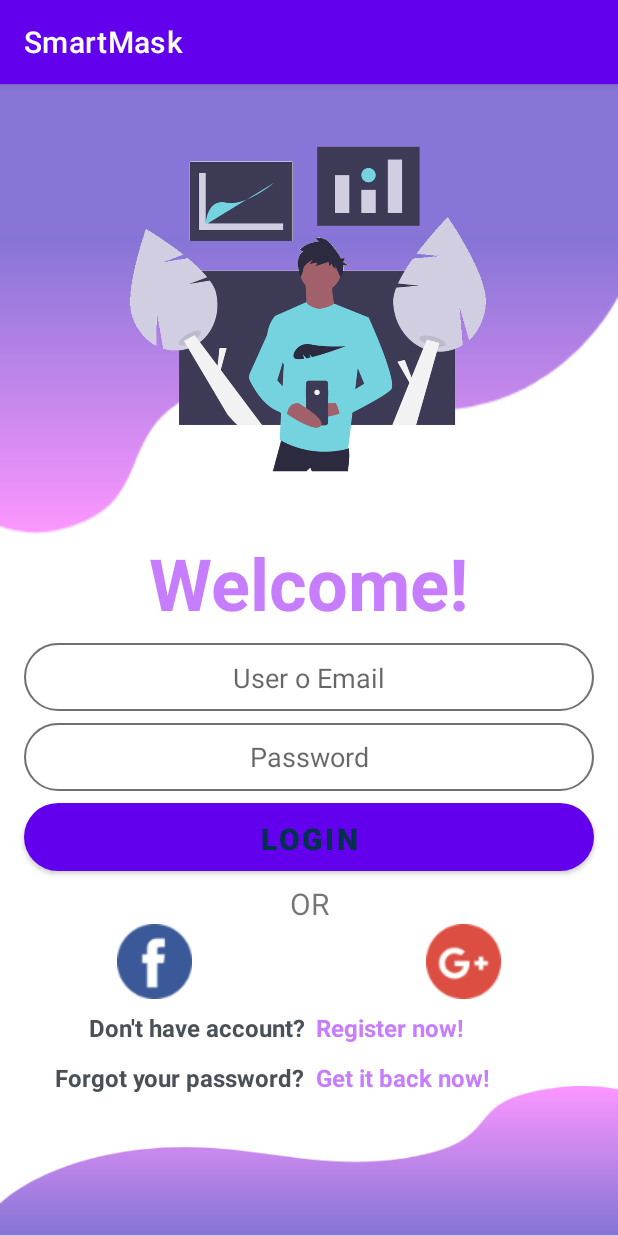
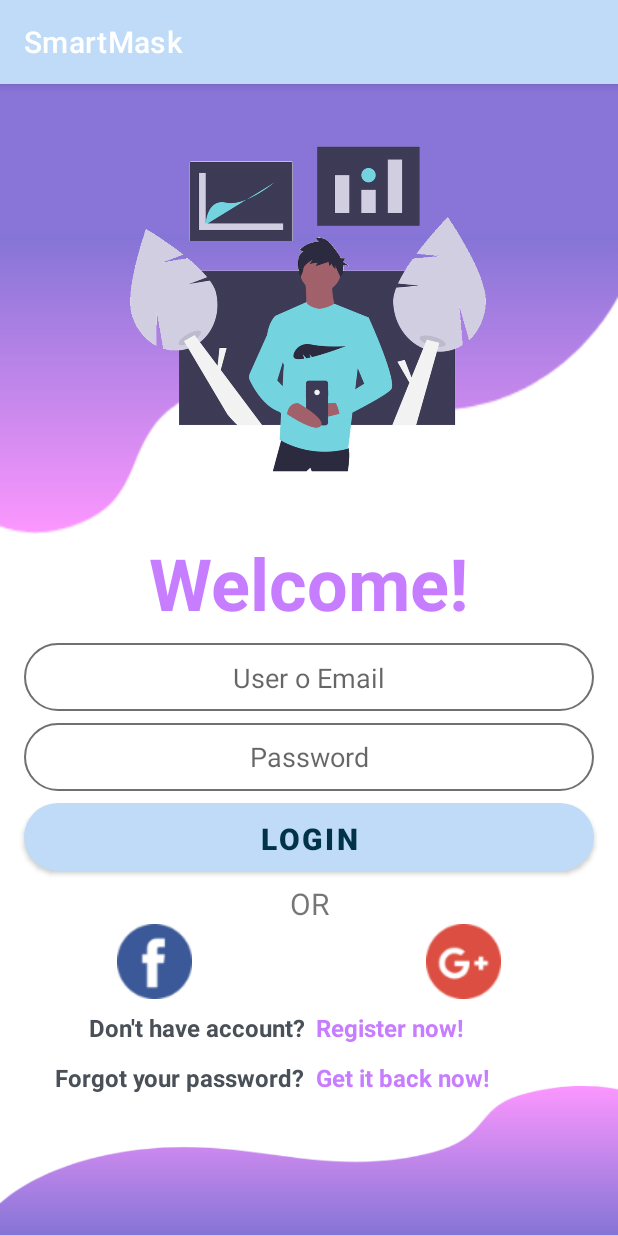
Before and after one commit to maskGDM/smartMask, an Android app: the screen it shows after launch (MainActivity), on a phone screen of 412 x 824 dp. Run offline under Robolectric (Android 15) with nearby library versions, the phone set to English and light mode, and no system bars; our stand-ins replace Volley.

Commit message:
Ya no quiero mas

```diff
--- a/SmartMask/app/src/main/res/values/colors.xml
+++ b/SmartMask/app/src/main/res/values/colors.xml
@@ -1,9 +1,9 @@
 <?xml version="1.0" encoding="utf-8"?>
 <resources>
-    <color name="purple_200">#FFBB86FC</color>
-    <color name="purple_500">#FF6200EE</color>
-    <color name="purple_700">#FF3700B3</color>
-    <color name="teal_200">#FF03DAC5</color>
+    <color name="purple_200">#a2d2ff</color>
+    <color name="purple_500">#bfdbf7</color>
+    <color name="purple_700">#8974d7</color>
+    <color name="teal_200">#5de6de</color>
     <color name="teal_700">#FF018786</color>
     <color name="black">#FF000000</color>
     <color name="white">#FFFFFFFF</color>
```
